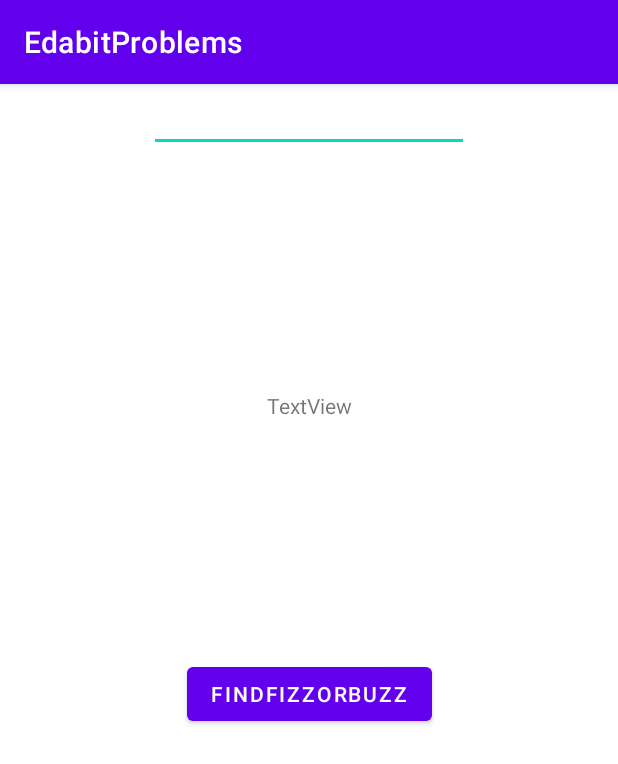
After one commit to Suresh-sanganaboyana-improve10x/EdabitProblems, an Android app: the FizzBuzzActivity screen opened directly, with no data from a screen before it, on a phone screen of 412 x 824 dp. The commit adds this screen. Shown: the top 764 px of the screen. Run offline under Robolectric (Android 15) with nearby library versions, the phone set to English and light mode, and no system bars.

Commit message:
Created is FizzBuzzActivity and implemented functionality

```diff
--- /dev/null
+++ b/app/src/main/java/com/example/edabitproblems/fizzbuzzinterviewquestion/FizzBuzzActivity.java
@@ -0,0 +1,30 @@
+package com.example.edabitproblems.fizzbuzzinterviewquestion;
+
+import androidx.appcompat.app.AppCompatActivity;
+
+import android.os.Bundle;
+
+import com.example.edabitproblems.R;
+import com.example.edabitproblems.databinding.ActivityFizzBuzzBinding;
+
+public class FizzBuzzActivity extends AppCompatActivity implements FizzBuzzView{
+
+    private ActivityFizzBuzzBinding binding;
+
+    @Override
+    protected void onCreate(Bundle savedInstanceState) {
+        super.onCreate(savedInstanceState);
+        binding = ActivityFizzBuzzBinding.inflate(getLayoutInflater());
+        setContentView(binding.getRoot());
+        handleFizzBuzz();
+    }
+
+    @Override
+    public void handleFizzBuzz() {
+        binding.fizzBuzzBtn.setOnClickListener(v -> {
+            String fizzBuzzStr = binding.inputFizzBuzzTxt.getText().toString();
+            String findFizzBuzz = new FizzBuzzControllerImpl().findFizzOrBuzz(fizzBuzzStr);
+            binding.toastFizzBuzzTxt.setText(findFizzBuzz);
+        });
+    }
+}
--- /dev/null
+++ b/app/src/main/java/com/example/edabitproblems/fizzbuzzinterviewquestion/FizzBuzzController.java
@@ -0,0 +1,6 @@
+package com.example.edabitproblems.fizzbuzzinterviewquestion;
+
+public interface FizzBuzzController {
+
+    String findFizzOrBuzz(String n);
+}
--- /dev/null
+++ b/app/src/main/java/com/example/edabitproblems/fizzbuzzinterviewquestion/FizzBuzzView.java
@@ -0,0 +1,6 @@
+package com.example.edabitproblems.fizzbuzzinterviewquestion;
+
+public interface FizzBuzzView {
+
+    void handleFizzBuzz();
+}
--- /dev/null
+++ b/app/src/main/res/layout/activity_fizz_buzz.xml
@@ -0,0 +1,38 @@
+<?xml version="1.0" encoding="utf-8"?>
+<androidx.constraintlayout.widget.ConstraintLayout xmlns:android="http://schemas.android.com/apk/res/android"
+    xmlns:app="http://schemas.android.com/apk/res-auto"
+    xmlns:tools="http://schemas.android.com/tools"
+    android:layout_width="match_parent"
+    android:layout_height="match_parent"
+    tools:context=".fizzbuzzinterviewquestion.FizzBuzzActivity">
+
+    <EditText
+        android:id="@+id/input_fizz_buzz_txt"
+        android:layout_width="wrap_content"
+        android:layout_height="wrap_content"
+        android:ems="10"
+        android:inputType="textPersonName"
+        app:layout_constraintEnd_toEndOf="parent"
+        app:layout_constraintStart_toStartOf="parent"
+        app:layout_constraintTop_toTopOf="parent" />
+
+    <TextView
+        android:id="@+id/toast_fizz_buzz_txt"
+        android:layout_width="wrap_content"
+        android:layout_height="wrap_content"
+        android:text="TextView"
+        app:layout_constraintBottom_toTopOf="@+id/fizz_buzz_btn"
+        app:layout_constraintEnd_toEndOf="@+id/input_fizz_buzz_txt"
+        app:layout_constraintStart_toStartOf="@+id/input_fizz_buzz_txt"
+        app:layout_constraintTop_toBottomOf="@+id/input_fizz_buzz_txt" />
+
+    <Button
+        android:id="@+id/fizz_buzz_btn"
+        android:layout_width="wrap_content"
+        android:layout_height="wrap_content"
+        android:text="FindFizzOrBUzz"
+        app:layout_constraintBottom_toBottomOf="parent"
+        app:layout_constraintEnd_toEndOf="@+id/toast_fizz_buzz_txt"
+        app:layout_constraintStart_toStartOf="@+id/toast_fizz_buzz_txt"
+        app:layout_constraintTop_toBottomOf="@+id/input_fizz_buzz_txt" />
+</androidx.constraintlayout.widget.ConstraintLayout>
```
Also changed, not shown: app/src/main/AndroidManifest.xml (+7 -0 lines), app/src/main/java/com/example/edabitproblems/AllProblemsActivity.java (+9 -0 lines), app/src/main/java/com/example/edabitproblems/fizzbuzzinterviewquestion/FizzBuzzControllerImpl.java (added, +19 -0 lines), app/src/main/res/layout/activity_all_problems.xml (+9 -0 lines), 1 other file.
